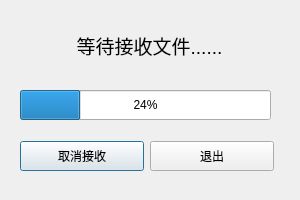
First picture: the form in filerecv.ui, repository hdu-zky/QChat, before the edit.
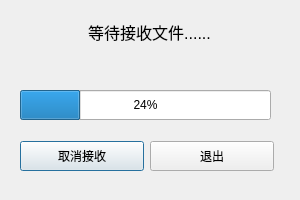
Second picture: the form after the edit.

```diff
--- a/filerecv.ui
+++ b/filerecv.ui
@@ -30,14 +30,14 @@
    </property>
    <property name="font">
     <font>
-     <pointsize>14</pointsize>
+     <pointsize>12</pointsize>
     </font>
    </property>
    <property name="text">
     <string>等待接收文件......</string>
    </property>
    <property name="alignment">
-    <set>Qt::AlignCenter</set>
+    <set>Qt::AlignHCenter|Qt::AlignTop</set>
    </property>
   </widget>
   <widget class="QProgressBar" name="progressBar">
```
